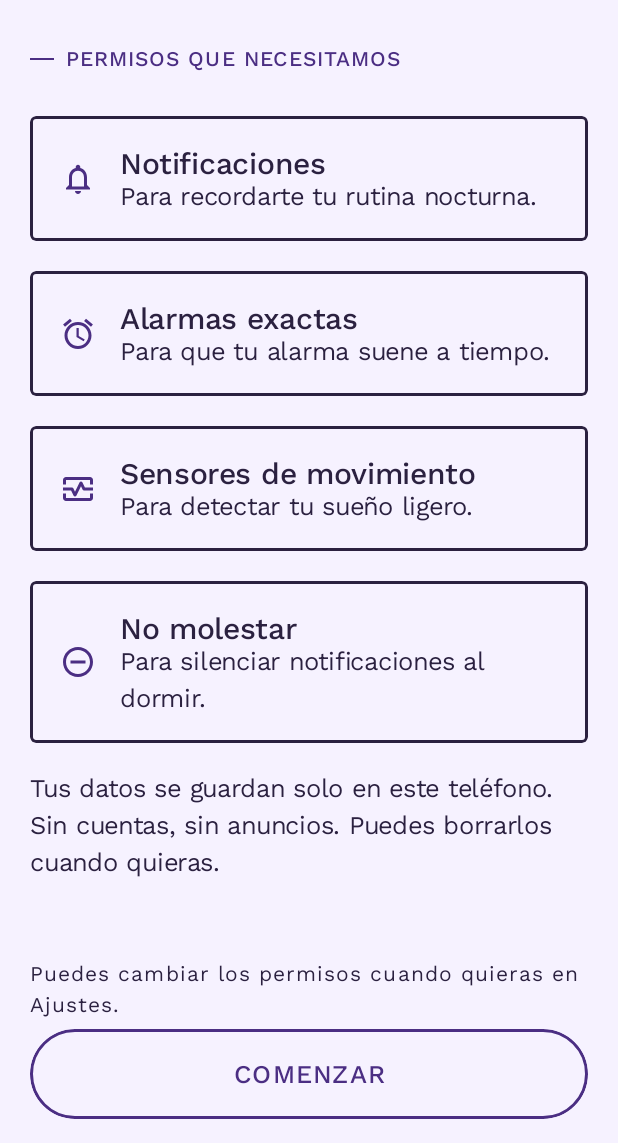
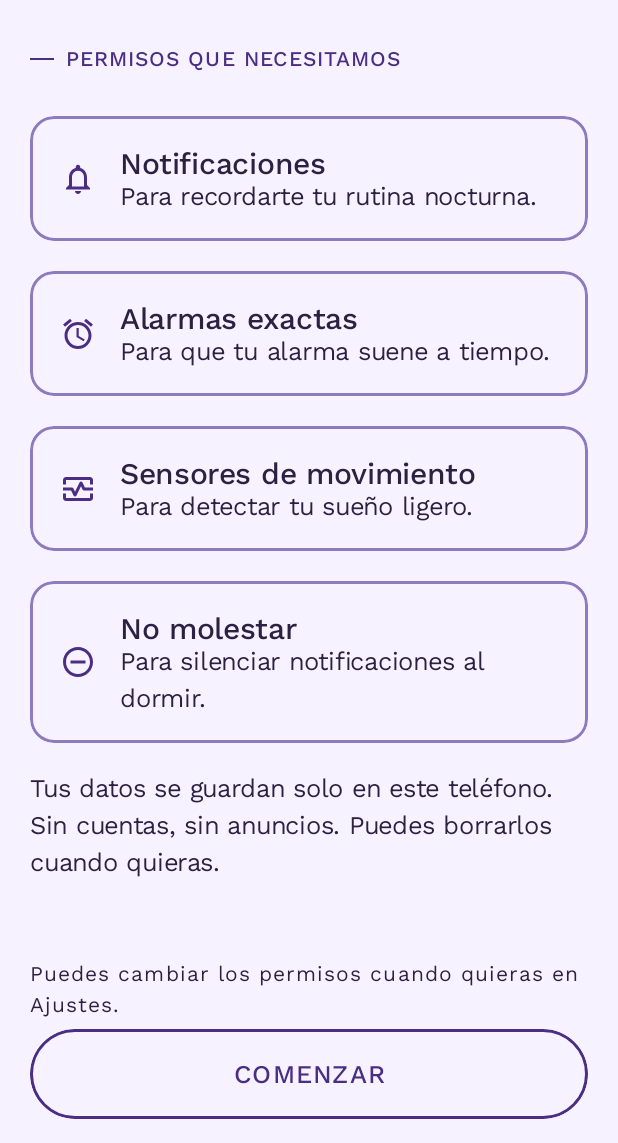
Before and after one commit to Uli2534717/proyectoPsicologia, an Android app built with Jetpack Compose: the screen it shows after launch (MainActivity), scrolled down 381 dp, on a phone screen of 412 x 824 dp, the part 93-1236 px from its top. Run offline under Robolectric (Android 15) with nearby library versions, the phone set to English and light mode, and no system bars; our stand-ins replace Dagger/Hilt's generated code, Room's generated code; libraries missing offline, so code that uses them is left out: androidx.hilt.lifecycle.

Commit message:
style(tema): suaviza bordes y esquinas
- Esquinas: tarjetas, campos, imágenes y diálogos 16 dp (antes 4);
  botones y opciones 24 dp (antes 20); barra de pasos redondeada.
- Bordes en morado suave: BordeLila #8E7BBE de día y BordeNoche #6E5C9A
  de noche (≥3:1, mínimo para bordes de controles).
- CLAUDE.md y DECISIONES (D-24) actualizados.

Co-Authored-By: Claude Opus 5.5 <noreply@anthropic.com>

```diff
--- a/app/src/main/java/com/upt/descansa/core/designsystem/components/BotonContorno.kt
+++ b/app/src/main/java/com/upt/descansa/core/designsystem/components/BotonContorno.kt
@@ -11,7 +11,7 @@ import com.upt.descansa.core.designsystem.theme.Formas
 
 /**
  * Botón normal: texto y borde de 1.5 dp en el color interactivo, esquinas de
- * 20 dp, fondo del lienzo. SIN relleno de color en ningún estado.
+ * 24 dp, fondo del lienzo. SIN relleno de color en ningún estado.
  */
 @Composable
 fun BotonContorno(
--- a/app/src/main/java/com/upt/descansa/core/designsystem/components/ImagenCartel.kt
+++ b/app/src/main/java/com/upt/descansa/core/designsystem/components/ImagenCartel.kt
@@ -30,7 +30,7 @@ import com.upt.descansa.core.designsystem.theme.Formas
 import com.upt.descansa.core.designsystem.theme.LocalColoresCartel
 
 /**
- * Imagen principal de una sección: cuadrada, esquinas de 4 dp y contorno de 1.5 dp.
+ * Imagen principal de una sección: cuadrada, esquinas de 16 dp y contorno de 1.5 dp.
  *
  * - Si en `res/drawable/` hay una FOTO (.webp, .png, .jpg) con ese nombre, se muestra la foto.
  * - Si solo está el marcador de prueba (.xml), se dibuja el objeto con un ícono
--- a/app/src/main/java/com/upt/descansa/core/designsystem/components/PlantillaPaso.kt
+++ b/app/src/main/java/com/upt/descansa/core/designsystem/components/PlantillaPaso.kt
@@ -23,7 +23,9 @@ import androidx.compose.ui.semantics.semantics
 import androidx.compose.ui.tooling.preview.PreviewLightDark
 import androidx.compose.ui.unit.dp
 import com.upt.descansa.R
+import androidx.compose.ui.draw.clip
 import com.upt.descansa.core.designsystem.theme.Bordes
+import com.upt.descansa.core.designsystem.theme.Formas
 import com.upt.descansa.core.designsystem.theme.Espacio
 import com.upt.descansa.core.designsystem.theme.LocalColoresCartel
 
@@ -95,7 +97,8 @@ private fun ProgresoPasos(paso: Int) {
                     Modifier
                         .weight(1f)
                         .height(6.dp)
-                        .border(Bordes.normal, color)
+                        .clip(Formas.pildora)
+                        .border(Bordes.normal, color, Formas.pildora)
                         // Un indicador de progreso no es un botón: aquí sí se permite relleno.
                         .then(if (alcanzado) Modifier.background(color) else Modifier),
                 )
--- a/app/src/main/java/com/upt/descansa/core/designsystem/components/SelectorOpciones.kt
+++ b/app/src/main/java/com/upt/descansa/core/designsystem/components/SelectorOpciones.kt
@@ -54,7 +54,7 @@ fun <T> SelectorOpciones(
 }
 
 /**
- * Una opción seleccionable con contorno y esquinas de 20 dp.
+ * Una opción seleccionable con contorno y esquinas de 24 dp.
  * La elegida lleva borde morado de 2.5 dp Y una ✓: nunca se indica solo con
  * color ni con relleno (regla del sistema).
  */
--- a/app/src/main/java/com/upt/descansa/core/designsystem/components/TarjetaCartel.kt
+++ b/app/src/main/java/com/upt/descansa/core/designsystem/components/TarjetaCartel.kt
@@ -22,7 +22,7 @@ import com.upt.descansa.core.designsystem.theme.TipoCartel
 
 /**
  * Tarjeta "Cartel sereno": SIN fondo de color ni sombra; solo un contorno de
- * 1.5 dp y esquinas de 4 dp. Si está `seleccionada`, el contorno pasa al color
+ * 1.5 dp y esquinas de 16 dp. Si está `seleccionada`, el contorno pasa al color
  * interactivo y engrosa a 2.5 dp (la selección no depende solo del color).
  */
 @Composable
--- a/app/src/main/java/com/upt/descansa/core/designsystem/theme/Color.kt
+++ b/app/src/main/java/com/upt/descansa/core/designsystem/theme/Color.kt
@@ -25,6 +25,12 @@ val LilaMarco = Color(0xFFECE3FF)
 /** Texto y bordes de día: carbón con matiz morado (≈13.7:1 sobre LilaLienzo). */
 val CarbonMorado = Color(0xFF2B2140)
 
+/**
+ * Bordes de día: morado suave en lugar de casi negro (D-24).
+ * ≈3.3:1 sobre LilaLienzo: cumple el mínimo de 3:1 para bordes de controles.
+ */
+val BordeLila = Color(0xFF8E7BBE)
+
 /** ÚNICO color interactivo de día: botones, enlaces, etiquetas (≈9.4:1 sobre LilaLienzo). */
 val MoradoProfundo = Color(0xFF4B2E83)
 
@@ -37,6 +43,9 @@ val MoradoNoche = Color(0xFF160F26)
 
 /** Marco de los dibujos de objetos de noche. */
 val MoradoMarcoNoche = Color(0xFF241A3B)
+
+/** Bordes de noche: morado apagado (≈3.2:1 sobre MoradoNoche), en lugar de blanco. */
+val BordeNoche = Color(0xFF6E5C9A)
 
 /** Texto nocturno: blanco hueso con un toque lila. */
 val TextoNoche = Color(0xFFF1ECFA)
--- a/app/src/main/java/com/upt/descansa/core/designsystem/theme/Formas.kt
+++ b/app/src/main/java/com/upt/descansa/core/designsystem/theme/Formas.kt
@@ -8,16 +8,19 @@ import androidx.compose.ui.unit.dp
 //  Formas y espaciado "Cartel sereno". SOLO estos valores están permitidos.
 // =============================================================================
 
-/** Radios de esquina permitidos: 0, 4, 20 dp y píldora. */
+/**
+ * Radios de esquina permitidos: 0, 16, 24 dp y píldora.
+ * Se suavizaron a pedido del equipo (antes 4 y 20 dp; ver D-24).
+ */
 object Formas {
     /** 0 dp: etiquetas de categoría. */
     val recta = RectangleShape
 
-    /** 4 dp: tarjetas, campos de texto e imágenes. */
-    val tarjeta = RoundedCornerShape(4.dp)
+    /** 16 dp: tarjetas, campos de texto, imágenes y diálogos. */
+    val tarjeta = RoundedCornerShape(16.dp)
 
-    /** 20 dp: botones normales. */
-    val boton = RoundedCornerShape(20.dp)
+    /** 24 dp: botones normales y opciones. */
+    val boton = RoundedCornerShape(24.dp)
 
     /** Píldora (50 %): solo el botón principal de cada pantalla. */
     val pildora = RoundedCornerShape(percent = 50)
--- a/app/src/main/java/com/upt/descansa/core/designsystem/theme/Theme.kt
+++ b/app/src/main/java/com/upt/descansa/core/designsystem/theme/Theme.kt
@@ -39,8 +39,8 @@ private val EsquemaClaro = lightColorScheme(
     surfaceContainerHigh = LilaLienzo,
     surfaceContainerHighest = LilaLienzo,
     surfaceTint = LilaLienzo,
-    outline = CarbonMorado,
-    outlineVariant = CarbonMorado,
+    outline = BordeLila,
+    outlineVariant = BordeLila,
     error = CarbonMorado,
     onError = LilaLienzo,
 )
@@ -70,8 +70,8 @@ private val EsquemaNocturno = darkColorScheme(
     surfaceContainerHigh = MoradoNoche,
     surfaceContainerHighest = MoradoNoche,
     surfaceTint = MoradoNoche,
-    outline = TextoNoche,
-    outlineVariant = TextoNoche,
+    outline = BordeNoche,
+    outlineVariant = BordeNoche,
     error = RosaLilaNoche,
     onError = MoradoNoche,
 )
```
Also changed, not shown: 2 other files.
